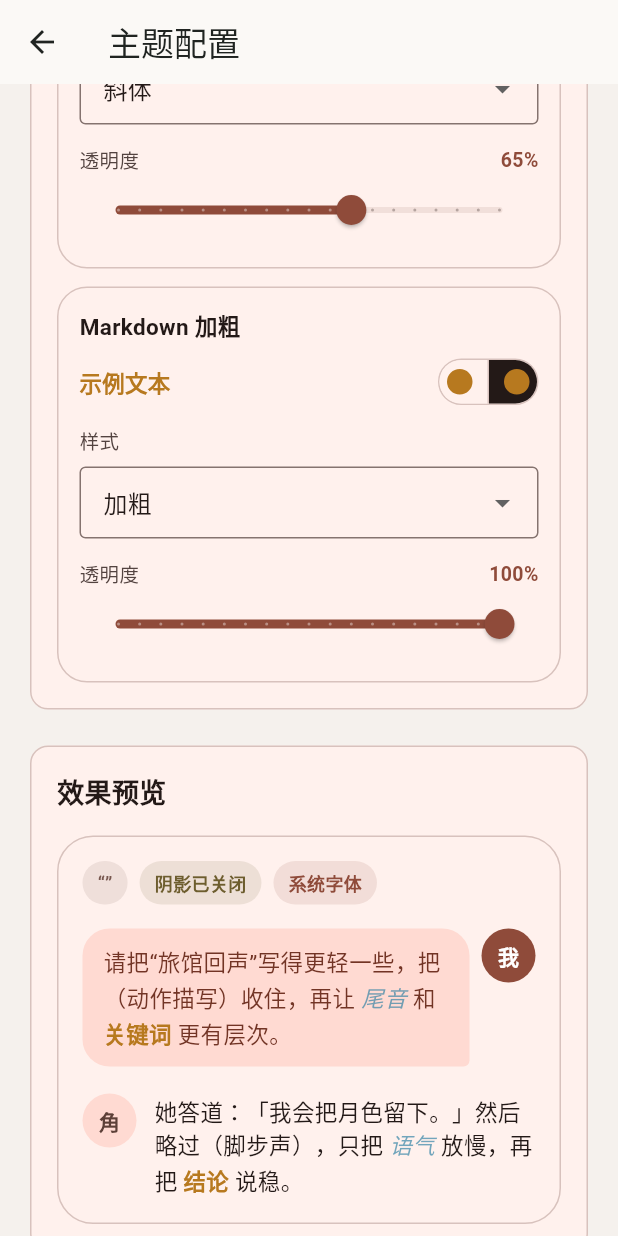
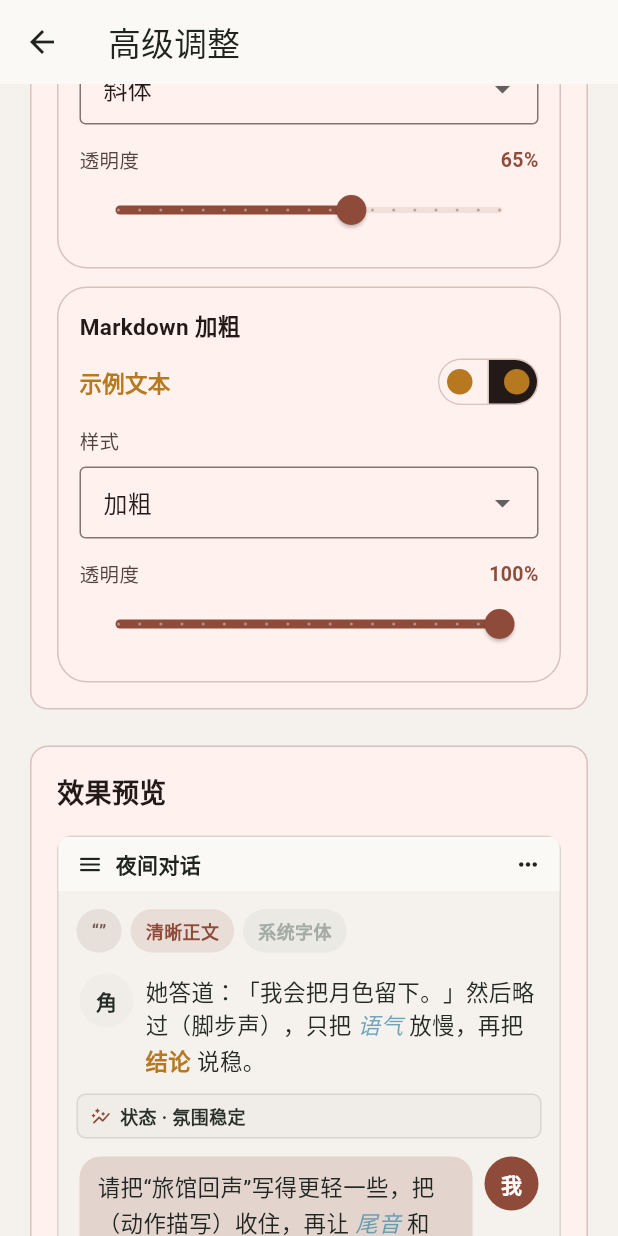
Before and after one commit to xyy1124/LnnLore, a Flutter app: the CustomThemePage screen opened directly, scrolled down 1728 dp, on a phone screen of 412 x 824 dp. Run offline on Flutter 3.47's test engine with Material 3 defaults, Android fonts, the phone set to English and light mode, and no system bars; our stand-ins replace file_picker, flutter_markdown_plus, flutter_secure_storage, flutter_slidable, flutter_widget_from_html_core, freezed_annotation and 4 more; missing offline and left inert: markdown; accounts and stored records are empty; network calls fail; statements that could not run were skipped.

Commit message:
feat: v96 add full chat reading preview to advanced theme settings

```diff
--- a/lib/pages/custom_theme/custom_theme_page.dart
+++ b/lib/pages/custom_theme/custom_theme_page.dart
@@ -1,6 +1,7 @@
 import 'package:flutter/material.dart';
 
 import '../../data/app_settings.dart';
+import '../../theme/chat_reading_theme.dart';
 import '../../widgets/chat_markdown_body.dart';
 import 'widgets/theme_font_family_tile.dart';
 import 'widgets/theme_palette_picker.dart';
@@ -17,7 +18,7 @@ class CustomThemePage extends StatelessWidget {
         final chatTextTheme = themeConfig.chatTextTheme;
 
         return Scaffold(
-          appBar: AppBar(title: const Text('主题配置')),
+          appBar: AppBar(title: const Text('高级调整')),
           body: ListView(
             padding: const EdgeInsets.all(16),
             children: [
@@ -372,22 +373,53 @@ class _ThemePreviewCard extends StatelessWidget {
   @override
   Widget build(BuildContext context) {
     final colorScheme = Theme.of(context).colorScheme;
+    final readingTheme = context.chatReadingTheme;
     final themeConfig = resolveThemeConfig(settings);
     final chatTextTheme = resolveActiveChatTextTheme(settings);
 
     return Container(
-      padding: const EdgeInsets.all(16),
+      clipBehavior: Clip.antiAlias,
       decoration: BoxDecoration(
-        color: colorScheme.surfaceContainerLow,
-        borderRadius: BorderRadius.circular(24),
-        border: Border.all(color: colorScheme.outlineVariant),
+        color: readingTheme.canvas,
+        borderRadius: BorderRadius.circular(10),
+        border: Border.all(color: readingTheme.statusBorder),
       ),
       child: Column(
-        crossAxisAlignment: CrossAxisAlignment.start,
+        crossAxisAlignment: CrossAxisAlignment.stretch,
         children: [
-          Wrap(
-            spacing: 8,
-            runSpacing: 8,
+          Container(
+            padding: const EdgeInsets.symmetric(horizontal: 12, vertical: 8),
+            color: readingTheme.appBarSurface,
+            child: Row(
+              children: [
+                Icon(
+                  Icons.menu_rounded,
+                  size: 18,
+                  color: readingTheme.appBarForeground,
+                ),
+                const SizedBox(width: 8),
+                Expanded(
+                  child: Text(
+                    '夜间对话',
+                    style: TextStyle(
+                      color: readingTheme.appBarForeground,
+                      fontWeight: FontWeight.w700,
+                    ),
+                  ),
+                ),
+                Icon(
+                  Icons.more_horiz_rounded,
+                  size: 18,
+                  color: readingTheme.appBarForeground,
+                ),
+              ],
+            ),
+          ),
+          Padding(
+            padding: const EdgeInsets.fromLTRB(12, 12, 12, 6),
+            child: Wrap(
+              spacing: 6,
+              runSpacing: 6,
               children: [
                 _PreviewChip(
                   label:
@@ -396,46 +428,100 @@ class _ThemePreviewCard extends StatelessWidget {
                 ),
                 _PreviewChip(
                   label: chatTextTheme.enableMessageTextShadow
-                    ? '阴影已开启'
-                    : '阴影已关闭',
-                color: colorScheme.tertiary,
+                      ? '文字阴影'
+                      : '清晰正文',
+                  color: readingTheme.composerAccent,
                 ),
                 _PreviewChip(
-                label: themeConfig.customFontFamily != null
-                    ? '自定义字体: ${themeConfig.customFontFamily}'
-                    : '系统字体',
-                color: colorScheme.primary,
+                  label: themeConfig.customFontFamily ?? '系统字体',
+                  color: readingTheme.thinkingRail,
                 ),
               ],
             ),
-          const SizedBox(height: 16),
-          Row(
+          ),
+          Padding(
+            padding: const EdgeInsets.fromLTRB(14, 8, 14, 10),
+            child: Row(
+              crossAxisAlignment: CrossAxisAlignment.start,
+              children: [
+                if (settings.showAvatar) ...[
+                  _PreviewAvatar(
+                    backgroundColor: readingTheme.composerToolSurface,
+                    foregroundColor: readingTheme.assistantText,
+                    label: '角',
+                  ),
+                  const SizedBox(width: 8),
+                ],
+                Expanded(
+                  child: ChatMarkdownBody(
+                    text: _characterPreviewText,
+                    settings: settings,
+                    textColor: readingTheme.assistantText,
+                    inlineCodeColor: readingTheme.assistantInlineCode,
+                    codeBlockColor: readingTheme.assistantCodeBlock,
+                    applyBodyTextColor: false,
+                    selectable: false,
+                  ),
+                ),
+              ],
+            ),
+          ),
+          Padding(
+            padding: const EdgeInsets.symmetric(horizontal: 12),
+            child: Container(
+              padding: const EdgeInsets.symmetric(horizontal: 8, vertical: 5),
+              decoration: BoxDecoration(
+                color: readingTheme.statusHeaderSurface,
+                borderRadius: BorderRadius.circular(6),
+                border: Border.all(color: readingTheme.statusBorder),
+              ),
+              child: Row(
+                children: [
+                  Icon(
+                    Icons.auto_graph_rounded,
+                    size: 14,
+                    color: readingTheme.composerAccent,
+                  ),
+                  const SizedBox(width: 6),
+                  Text(
+                    '状态 · 氛围稳定',
+                    style: TextStyle(
+                      color: readingTheme.statusHeaderText,
+                      fontSize: 12,
+                      fontWeight: FontWeight.w600,
+                    ),
+                  ),
+                ],
+              ),
+            ),
+          ),
+          Padding(
+            padding: const EdgeInsets.fromLTRB(14, 12, 14, 10),
+            child: Row(
               mainAxisAlignment: MainAxisAlignment.end,
               crossAxisAlignment: CrossAxisAlignment.start,
               children: [
                 Flexible(
                   child: Container(
                     padding: const EdgeInsets.symmetric(
-                    horizontal: 14,
-                    vertical: 10,
+                      horizontal: 12,
+                      vertical: 8,
                     ),
                     decoration: BoxDecoration(
-                    color: colorScheme.primaryContainer,
+                      color: readingTheme.userBubble,
                       borderRadius: const BorderRadius.only(
-                      topLeft: Radius.circular(18),
-                      topRight: Radius.circular(18),
-                      bottomLeft: Radius.circular(18),
-                      bottomRight: Radius.circular(4),
+                        topLeft: Radius.circular(14),
+                        topRight: Radius.circular(14),
+                        bottomLeft: Radius.circular(14),
+                        bottomRight: Radius.circular(3),
                       ),
                     ),
                     child: ChatMarkdownBody(
                       text: _userPreviewText,
                       settings: settings,
-                    textColor: colorScheme.onPrimaryContainer,
-                    inlineCodeColor: colorScheme.primary.withValues(
-                      alpha: 0.12,
-                    ),
-                    codeBlockColor: colorScheme.primary.withValues(alpha: 0.08),
+                      textColor: readingTheme.onUserBubble,
+                      inlineCodeColor: readingTheme.userInlineCode,
+                      codeBlockColor: readingTheme.userCodeBlock,
                       applyBodyTextColor: false,
                       selectable: false,
                     ),
@@ -444,36 +530,48 @@ class _ThemePreviewCard extends StatelessWidget {
                 if (settings.showAvatar) ...[
                   const SizedBox(width: 8),
                   _PreviewAvatar(
-                  backgroundColor: colorScheme.primary,
+                    backgroundColor: readingTheme.composerAccent,
                     foregroundColor: colorScheme.onPrimary,
                     label: '我',
                   ),
                 ],
               ],
             ),
-          const SizedBox(height: 18),
-          Row(
-            crossAxisAlignment: CrossAxisAlignment.start,
+          ),
+          Container(
+            margin: const EdgeInsets.fromLTRB(10, 0, 10, 10),
+            padding: const EdgeInsets.symmetric(horizontal: 10, vertical: 7),
+            decoration: BoxDecoration(
+              color: readingTheme.composerSurface,
+              borderRadius: BorderRadius.circular(8),
+              border: Border.all(color: readingTheme.composerBorder),
+            ),
+            child: Row(
               children: [
-              if (settings.showAvatar) ...[
-                _PreviewAvatar(
-                  backgroundColor: colorScheme.secondaryContainer,
-                  foregroundColor: colorScheme.onSecondaryContainer,
-                  label: '角',
+                Expanded(
+                  child: Text(
+                    '输入消息',
+                    style: TextStyle(
+                      color: readingTheme.composerHint,
+                      fontSize: 13,
                     ),
-                const SizedBox(width: 12),
-              ],
-              Expanded(
-                child: ChatMarkdownBody(
-                  text: _characterPreviewText,
-                  settings: settings,
-                  textColor: colorScheme.onSurface,
-                  inlineCodeColor: colorScheme.surfaceContainerHigh,
-                  codeBlockColor: colorScheme.surfaceContainerLow,
-                  selectable: false,
+                  ),
+                ),
+                Container(
+                  width: 24,
+                  height: 24,
+                  decoration: BoxDecoration(
+                    shape: BoxShape.circle,
+                    color: readingTheme.composerSend,
+                  ),
+                  child: Icon(
+                    Icons.arrow_upward_rounded,
+                    size: 16,
+                    color: colorScheme.onPrimary,
                   ),
                 ),
               ],
+            ),
           ),
         ],
       ),
```
Lines whose indentation alone changed are shown as unchanged.
